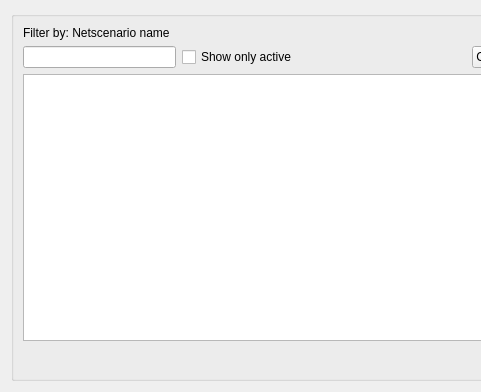
Qt form core/ui/toolbars/plan/netscenario_manager.ui (Giswater/giswater_qgis_plugin) before a commit; both pictures show x 0 to 481 and y 0 to 392 of the 1135 by 392 pixel window.
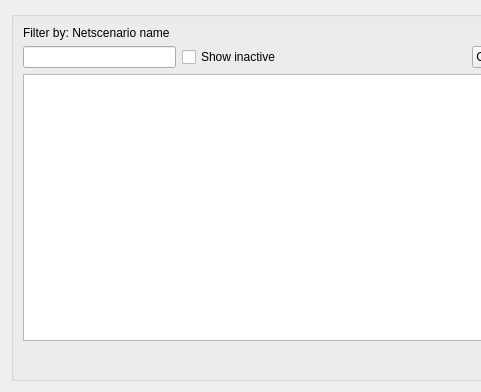
The same form after that commit.

Commit message: rollback netscenario, to show or hide non active records

What changed in the file:
```diff
--- a/core/ui/toolbars/plan/netscenario_manager.ui
+++ b/core/ui/toolbars/plan/netscenario_manager.ui
@@ -63,7 +63,7 @@
          </sizepolicy>
         </property>
         <property name="text">
-         <string>Show only active </string>
+         <string>Show inactive </string>
         </property>
        </widget>
       </item>
```
Left out of the diff: 14 changed lines with no effect on the pictures. The commit also changes 1 other file.
